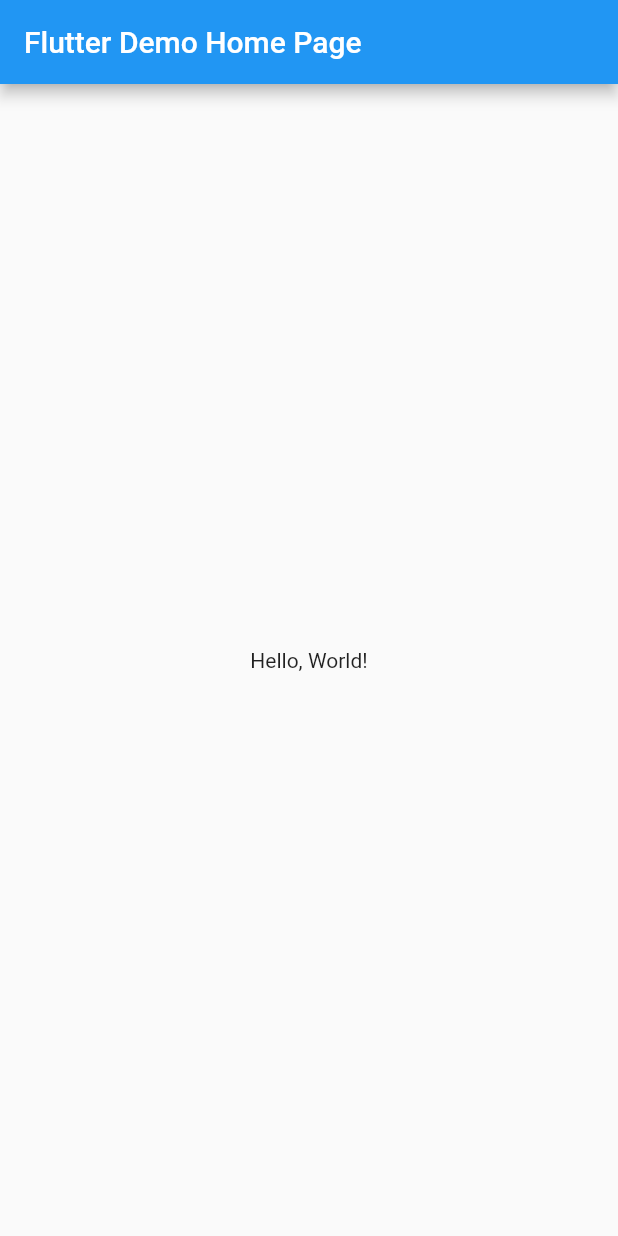
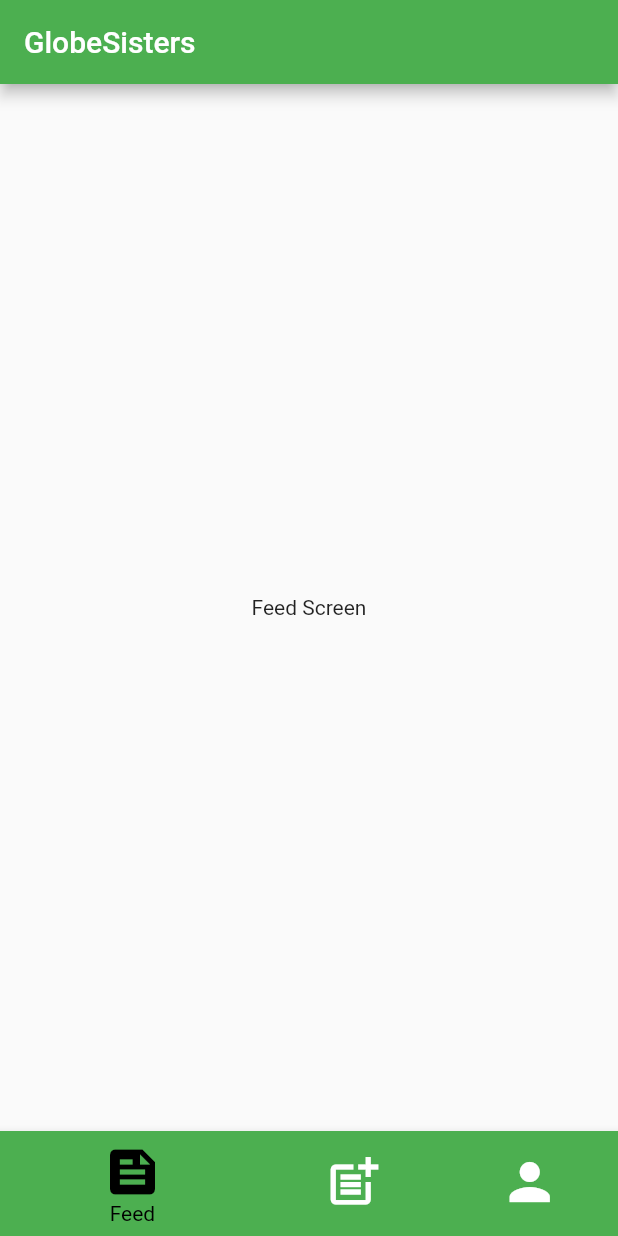
Before and after one commit to SuperDev01234/flutter_test_app, a Flutter app: the screen it shows after launch, on a phone screen of 412 x 824 dp. Run offline on Flutter 3.47's test engine with Material 2 defaults, Android fonts, the phone set to English and light mode, and no system bars.

Commit message:
added navigation bar and basic screen structure

```diff
--- a/lib/main.dart
+++ b/lib/main.dart
@@ -1,41 +1,80 @@
 import 'package:flutter/material.dart';
+import './screens/feed_screen.dart';
+import './screens/post_screen.dart';
+import './screens/profile_screen.dart';
 
-void main() => runApp(MyApp());
+void main() => runApp(const App());
 
-class MyApp extends StatelessWidget {
-  // This widget is the root of your application.
+// Main App
+class App extends StatelessWidget {
+  const App({Key? key}) : super(key: key);
   @override
   Widget build(BuildContext context) {
-    return MaterialApp(
-      // Application name
-      title: 'Flutter Hello World',
-      // Application theme data, you can set the colors for the application as
-      // you want
-      theme: ThemeData(
-        primarySwatch: Colors.blue,
-      ),
-      // A widget which will be started on application startup
-      home: MyHomePage(title: 'Flutter Demo Home Page'),
+    return const MaterialApp(
+      home: NavigationBar(),
     );
   }
 }
 
-class MyHomePage extends StatelessWidget {
-  final String title;
-  const MyHomePage({Key? key, required this.title}) : super(key: key);
+// Bottom Navigation Bar
+class NavigationBar extends StatefulWidget {
+  const NavigationBar({Key? key}) : super(key: key);
+
+  @override
+  _NavigationBarState createState() => _NavigationBarState();
+}
+
+// Navigation Bar Widget State Management
+class _NavigationBarState extends State<NavigationBar> {
+  int _selectedIndex = 0; // selected screen index
+  final List _widgetOptions = [];
+
+  @override
+  void initState() {
+    super.initState();
+    // postScreen = PostScreen(items, addItem, removeItem);
+    _widgetOptions.add(const FeedScreen());
+    _widgetOptions.add(const PostScreen());
+    _widgetOptions.add(const ProfileScreen());
+  }
+
+  // Nav Item Click Handler
+  void _onItemTapped(int index) {
+    setState(() {
+      _selectedIndex = index;
+    });
+  }
 
   @override
   Widget build(BuildContext context) {
     return Scaffold(
       appBar: AppBar(
-        // The title text which will be shown on the action bar
-        title: Text(title),
+          title: const Text('GlobeSisters'), backgroundColor: Colors.green),
+      body: Center(
+        child: _widgetOptions.elementAt(_selectedIndex),
       ),
-      body: Center(
-        child: Text(
-          'Hello, World!',
-        ),
-      ),
+      bottomNavigationBar: BottomNavigationBar(
+          items: const <BottomNavigationBarItem>[
+            BottomNavigationBarItem(
+                icon: Icon(Icons.feed),
+                label: 'Feed',
+                backgroundColor: Colors.green),
+            BottomNavigationBarItem(
+                icon: Icon(Icons.post_add),
+                label: 'Post',
+                backgroundColor: Colors.deepOrangeAccent),
+            BottomNavigationBarItem(
+              icon: Icon(Icons.person),
+              label: 'Profile',
+              backgroundColor: Colors.blue,
+            ),
+          ],
+          type: BottomNavigationBarType.shifting,
+          currentIndex: _selectedIndex,
+          selectedItemColor: Colors.black,
+          iconSize: 40,
+          onTap: _onItemTapped,
+          elevation: 5),
     );
   }
 }
--- /dev/null
+++ b/lib/screens/feed_screen.dart
@@ -0,0 +1,9 @@
+import 'package:flutter/material.dart';
+
+class FeedScreen extends StatelessWidget {
+  const FeedScreen({Key? key}) : super(key: key);
+  @override
+  Widget build(BuildContext context) {
+    return const Center(child: Text('Feed Screen'));
+  }
+}
--- /dev/null
+++ b/lib/screens/post_screen.dart
@@ -0,0 +1,9 @@
+import 'package:flutter/material.dart';
+
+class PostScreen extends StatelessWidget {
+  const PostScreen({Key? key}) : super(key: key);
+  @override
+  Widget build(BuildContext context) {
+    return const Center(child: Text('Post Screen'));
+  }
+}
--- /dev/null
+++ b/lib/screens/profile_screen.dart
@@ -0,0 +1,9 @@
+import 'package:flutter/material.dart';
+
+class ProfileScreen extends StatelessWidget {
+  const ProfileScreen({Key? key}) : super(key: key);
+  @override
+  Widget build(BuildContext context) {
+    return const Center(child: Text('Profile Screen'));
+  }
+}
--- a/pubspec.yaml
+++ b/pubspec.yaml
@@ -19,6 +19,7 @@ environment:
 dependencies:
   flutter:
     sdk: flutter
+  http: ^0.12.0
 
 dev_dependencies:
   flutter_test:
```
